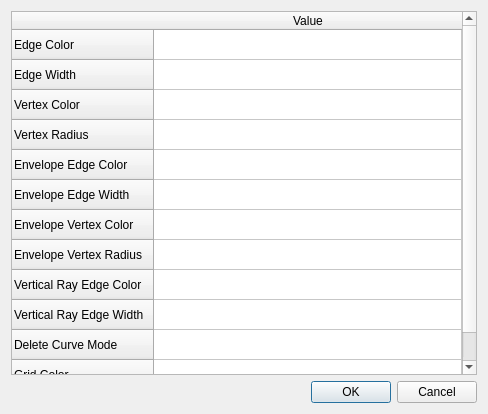
Before: the Qt Designer form Arrangement_on_surface_2/demo/Arrangement_on_surface_2/ArrangementDemoPropertiesDialog.ui in CGAL/cgal, drawn with Qt 5.
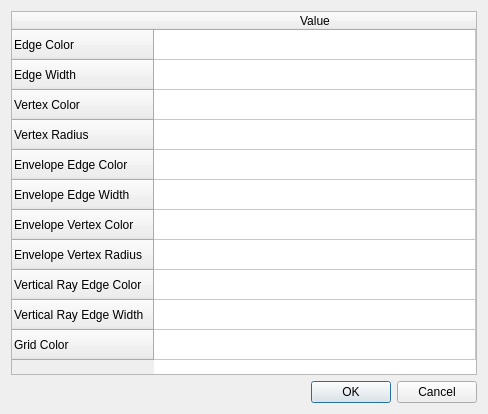
After: the same form once the commit is applied.

Patch:
```diff
--- a/Arrangement_on_surface_2/demo/Arrangement_on_surface_2/ArrangementDemoPropertiesDialog.ui
+++ b/Arrangement_on_surface_2/demo/Arrangement_on_surface_2/ArrangementDemoPropertiesDialog.ui
@@ -78,11 +78,6 @@
        <string>Vertical Ray Edge Width</string>
       </property>
      </row>
-     <row>
-      <property name="text">
-       <string>Delete Curve Mode</string>
-      </property>
-     </row>
      <row>
       <property name="text">
        <string>Grid Color</string>
```
